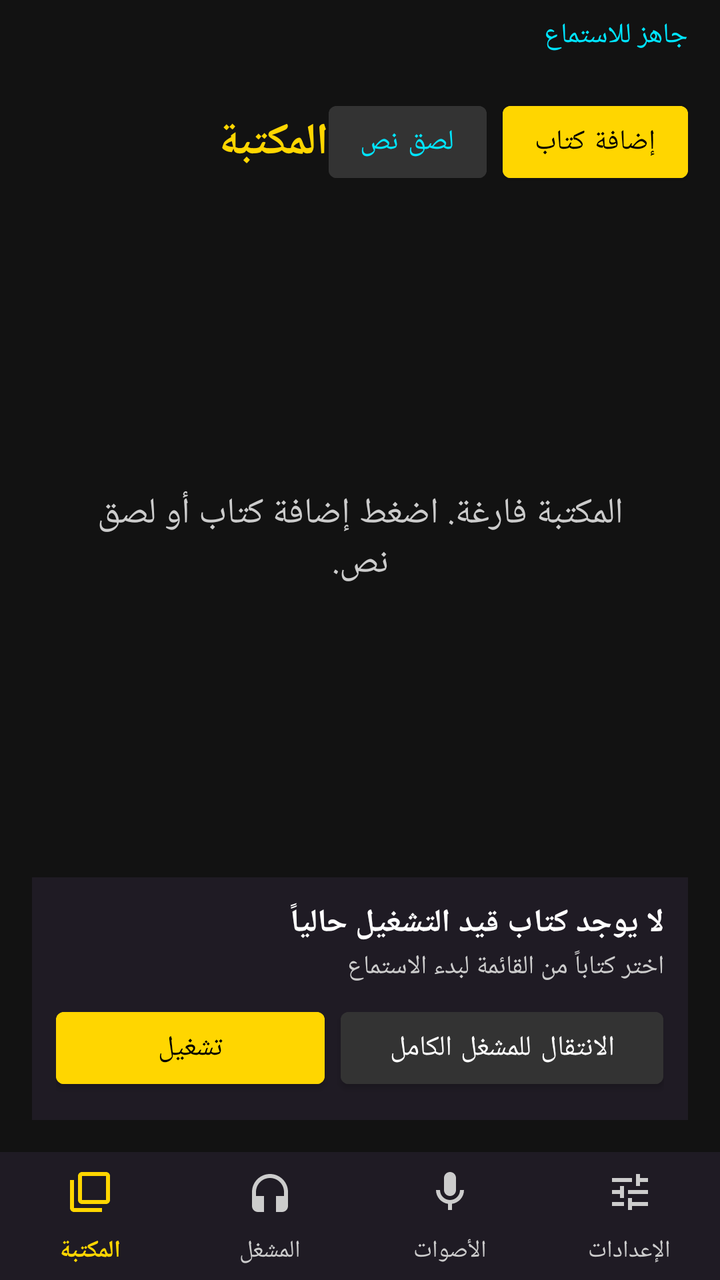
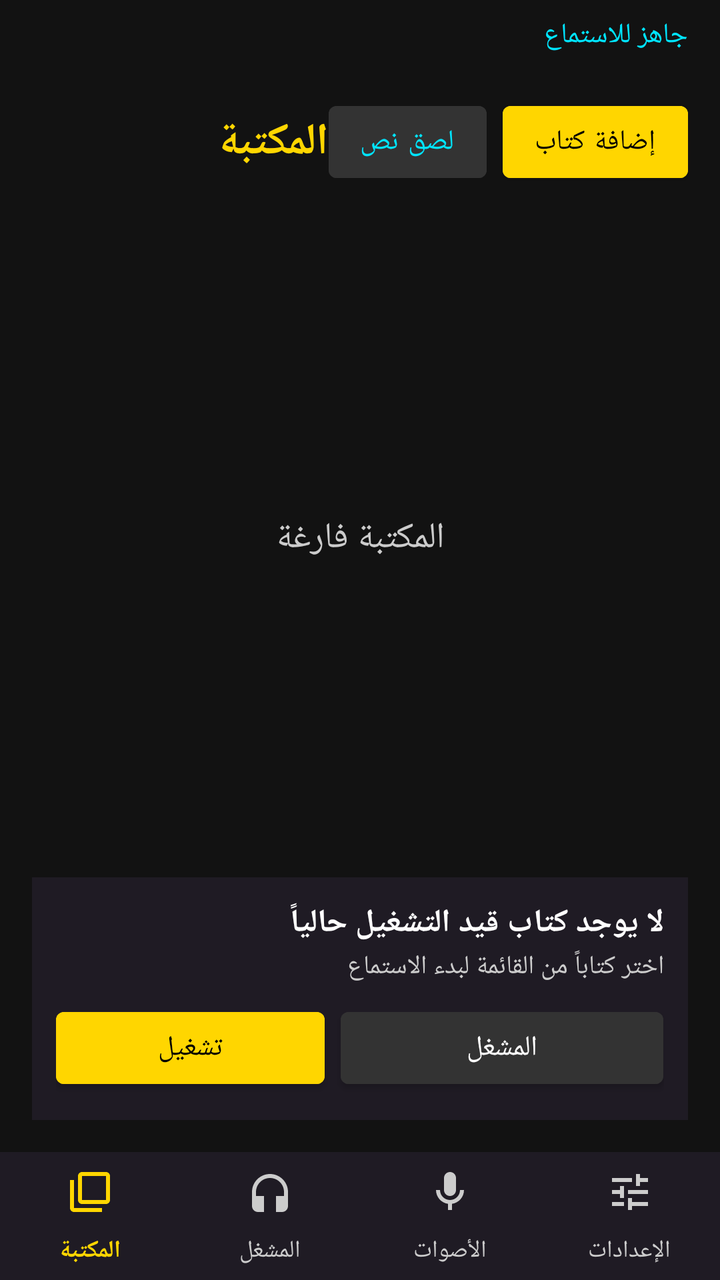

Screens rendered from an Android XML layout before and after an edit, with the pre-edit source and the edit as a unified diff.
<!-- AndroidManifest.xml: activity theme Theme.GeminiAudiobook -->
<!-- res/layout/activity_main.xml -->
<?xml version="1.0" encoding="utf-8"?>
<androidx.constraintlayout.widget.ConstraintLayout xmlns:android="http://schemas.android.com/apk/res/android"
    xmlns:app="http://schemas.android.com/apk/res-auto"
    android:id="@+id/rootLayout"
    android:layout_width="match_parent"
    android:layout_height="match_parent"
    android:background="@color/bg_dark">

    
    <TextView
        android:id="@+id/textStatusLiveRegion"
        android:layout_width="match_parent"
        android:layout_height="wrap_content"
        android:accessibilityLiveRegion="polite"
        android:text="@string/status_ready"
        android:textColor="@color/accent_control"
        android:textSize="14sp"
        android:paddingStart="16dp"
        android:paddingEnd="16dp"
        android:paddingTop="8dp"
        android:paddingBottom="4dp"
        app:layout_constraintTop_toTopOf="parent" />

    
    <FrameLayout
        android:id="@+id/tabContainer"
        android:layout_width="match_parent"
        android:layout_height="0dp"
        app:layout_constraintTop_toBottomOf="@id/textStatusLiveRegion"
        app:layout_constraintBottom_toTopOf="@id/bottomNav">

        
        <androidx.constraintlayout.widget.ConstraintLayout
            android:id="@+id/layoutTabLibrary"
            android:layout_width="match_parent"
            android:layout_height="match_parent"
            android:padding="16dp"
            android:visibility="visible">

            
            <LinearLayout
                android:id="@+id/libraryHeaderLayout"
                android:layout_width="match_parent"
                android:layout_height="wrap_content"
                android:orientation="horizontal"
                android:gravity="center_vertical"
                app:layout_constraintTop_toTopOf="parent">

                <TextView
                    android:id="@+id/appTitle"
                    android:layout_width="0dp"
                    android:layout_height="wrap_content"
                    android:layout_weight="1"
                    android:text="@string/title_my_books"
                    android:textColor="@color/primary_accessible"
                    android:textSize="22sp"
                    android:textStyle="bold" />

                <Button
                    android:id="@+id/btnPasteText"
                    android:layout_width="wrap_content"
                    android:layout_height="wrap_content"
                    android:minHeight="48dp"
                    android:minWidth="48dp"
                    android:layout_marginEnd="8dp"
                    android:text="@string/action_paste_text"
                    android:contentDescription="@string/action_paste_text"
                    android:textColor="@color/accent_control"
                    android:backgroundTint="@color/divider_color" />

                <Button
                    android:id="@+id/btnAddBook"
                    android:layout_width="wrap_content"
                    android:layout_height="wrap_content"
                    android:minHeight="48dp"
                    android:minWidth="48dp"
                    android:text="@string/action_add_book"
                    android:contentDescription="@string/action_add_book"
                    android:textColor="@color/on_primary"
                    android:backgroundTint="@color/primary_accessible" />

            </LinearLayout>

            
            <ListView
                android:id="@+id/listViewBooks"
                android:layout_width="match_parent"
                android:layout_height="0dp"
                android:layout_marginTop="12dp"
                android:layout_marginBottom="8dp"
                android:divider="@color/divider_color"
                android:dividerHeight="1dp"
                app:layout_constraintTop_toBottomOf="@id/libraryHeaderLayout"
                app:layout_constraintBottom_toTopOf="@id/miniPlayerLayout" />

            
            <TextView
                android:id="@+id/textEmptyBooks"
                android:layout_width="match_parent"
                android:layout_height="wrap_content"
                android:gravity="center"
                android:padding="24dp"
                android:text="@string/label_no_books"
                android:textColor="@color/text_secondary"
                android:textSize="18sp"
                app:layout_constraintTop_toTopOf="@id/listViewBooks"
                app:layout_constraintBottom_toBottomOf="@id/listViewBooks" />

            
            <LinearLayout
                android:id="@+id/miniPlayerLayout"
                android:layout_width="match_parent"
                android:layout_height="wrap_content"
                android:orientation="vertical"
                android:background="@color/surface_dark"
                android:padding="12dp"
                app:layout_constraintBottom_toBottomOf="parent">

                <TextView
                    android:id="@+id/textNowPlayingTitle"
                    android:layout_width="match_parent"
                    android:layout_height="wrap_content"
                    android:text="لا يوجد كتاب قيد التشغيل حالياً"
                    android:textColor="@color/text_high_contrast"
                    android:textSize="16sp"
                    android:textStyle="bold" />

                <TextView
                    android:id="@+id/textNowPlayingChapter"
                    android:layout_width="match_parent"
                    android:layout_height="wrap_content"
                    android:layout_marginTop="2dp"
                    android:text="اختر كتاباً من القائمة لبدء الاستماع"
                    android:textColor="@color/text_secondary"
                    android:textSize="13sp" />

                <LinearLayout
                    android:layout_width="match_parent"
                    android:layout_height="wrap_content"
                    android:orientation="horizontal"
                    android:layout_marginTop="8dp">

                    <Button
                        android:id="@+id/btnPlayPauseMini"
                        android:layout_width="0dp"
                        android:layout_height="wrap_content"
                        android:layout_weight="1"
                        android:minHeight="48dp"
                        android:text="@string/action_play"
                        android:contentDescription="@string/action_play"
                        android:textColor="@color/on_primary"
                        android:backgroundTint="@color/primary_accessible" />

                    <Button
                        android:id="@+id/btnOpenFullPlayer"
                        android:layout_width="0dp"
                        android:layout_height="wrap_content"
                        android:layout_weight="1.2"
                        android:minHeight="48dp"
                        android:layout_marginStart="8dp"
                        android:text="@string/btn_open_full_player"
                        android:contentDescription="@string/btn_open_full_player"
                        android:textColor="@color/text_high_contrast"
                        android:backgroundTint="@color/divider_color" />

                </LinearLayout>

            </LinearLayout>

        </androidx.constraintlayout.widget.ConstraintLayout>

        
        <ScrollView
            android:id="@+id/layoutTabPlayer"
            android:layout_width="match_parent"
            android:layout_height="match_parent"
            android:padding="20dp"
            android:visibility="gone">

            <LinearLayout
                android:layout_width="match_parent"
                android:layout_height="wrap_content"
                android:orientation="vertical"
                android:gravity="center_horizontal">

                <TextView
                    android:layout_width="match_parent"
                    android:layout_height="wrap_content"
                    android:text="مشغل الكتب الصوتية"
                    android:textColor="@color/primary_accessible"
                    android:textSize="22sp"
                    android:textStyle="bold" />

                
                <LinearLayout
                    android:layout_width="match_parent"
                    android:layout_height="wrap_content"
                    android:orientation="vertical"
                    android:background="@color/surface_dark"
                    android:padding="20dp"
                    android:layout_marginTop="16dp">

                    <TextView
                        android:id="@+id/textPlayerBookTitle"
                        android:layout_width="match_parent"
                        android:layout_height="wrap_content"
                        android:text="لم يتم تحديد كتاب"
                        android:textColor="@color/text_high_contrast"
                        android:textSize="20sp"
                        android:textStyle="bold" />

                    <TextView
                        android:id="@+id/textPlayerChapterTitle"
                        android:layout_width="match_parent"
                        android:layout_height="wrap_content"
                        android:layout_marginTop="8dp"
                        android:text="اختر كتاباً من تبويب المكتبة"
                        android:textColor="@color/accent_control"
                        android:textSize="16sp" />

                    <TextView
                        android:id="@+id/textPlayerProgress"
                        android:layout_width="match_parent"
                        android:layout_height="wrap_content"
                        android:layout_marginTop="12dp"
                        android:text="00:00 / 00:00"
                        android:textColor="@color/text_secondary"
                        android:textSize="14sp" />

                </LinearLayout>

                
                <LinearLayout
                    android:layout_width="match_parent"
                    android:layout_height="wrap_content"
                    android:orientation="horizontal"
                    android:gravity="center"
                    android:layout_marginTop="24dp">

                    <Button
                        android:id="@+id/btnPrevChapter"
                        android:layout_width="0dp"
                        android:layout_height="wrap_content"
                        android:layout_weight="1"
                        android:minHeight="52dp"
                        android:text="السابق"
                        android:contentDescription="@string/action_prev_chapter"
                        android:textColor="@color/text_high_contrast"
                        android:backgroundTint="@color/divider_color" />

                    <Button
                        android:id="@+id/btnRewind"
                        android:layout_width="0dp"
                        android:layout_height="wrap_content"
                        android:layout_weight="1"
                        android:minHeight="52dp"
                        android:layout_marginStart="6dp"
                        android:text="-15ث"
                        android:contentDescription="@string/action_rewind"
                        android:textColor="@color/text_high_contrast"
                        android:backgroundTint="@color/divider_color" />

                    <Button
                        android:id="@+id/btnPlayPause"
                        android:layout_width="0dp"
                        android:layout_height="wrap_content"
                        android:layout_weight="1.5"
                        android:minHeight="60dp"
                        android:layout_marginStart="6dp"
                        android:text="@string/action_play"
                        android:contentDescription="@string/action_play"
                        android:textStyle="bold"
                        android:textSize="18sp"
                        android:textColor="@color/on_primary"
                        android:backgroundTint="@color/primary_accessible" />

                    <Button
                        android:id="@+id/btnFastForward"
                        android:layout_width="0dp"
                        android:layout_height="wrap_content"
                        android:layout_weight="1"
                        android:minHeight="52dp"
                        android:layout_marginStart="6dp"
                        android:text="+30ث"
                        android:contentDescription="@string/action_fast_forward"
                        android:textColor="@color/text_high_contrast"
                        android:backgroundTint="@color/divider_color" />

                    <Button
                        android:id="@+id/btnNextChapter"
                        android:layout_width="0dp"
                        android:layout_height="wrap_content"
                        android:layout_weight="1"
                        android:minHeight="52dp"
                        android:layout_marginStart="6dp"
                        android:text="التالي"
                        android:contentDescription="@string/action_next_chapter"
                        android:textColor="@color/text_high_contrast"
                        android:backgroundTint="@color/divider_color" />

                </LinearLayout>

                
                <Button
                    android:id="@+id/btnSpeed"
                    android:layout_width="match_parent"
                    android:layout_height="wrap_content"
                    android:minHeight="48dp"
                    android:layout_marginTop="20dp"
                    android:text="@string/action_speed"
                    android:contentDescription="تغيير سرعة القراءة الصوتية"
                    android:textColor="@color/accent_control"
                    android:backgroundTint="@color/surface_dark" />

            </LinearLayout>

        </ScrollView>

        
        <ScrollView
            android:id="@+id/layoutTabStudio"
            android:layout_width="match_parent"
            android:layout_height="match_parent"
            android:padding="20dp"
            android:visibility="gone">

            <LinearLayout
                android:layout_width="match_parent"
                android:layout_height="wrap_content"
                android:orientation="vertical">

                <TextView
                    android:layout_width="match_parent"
                    android:layout_height="wrap_content"
                    android:text="@string/title_studio"
                    android:textColor="@color/primary_accessible"
                    android:textSize="22sp"
                    android:textStyle="bold" />

                
                <TextView
                    android:layout_width="match_parent"
                    android:layout_height="wrap_content"
                    android:layout_marginTop="20dp"
                    android:text="@string/label_narrator_voice"
                    android:textColor="@color/text_high_contrast"
                    android:textSize="16sp"
                    android:textStyle="bold" />

                <Button
                    android:id="@+id/btnSelectNarratorVoice"
                    android:layout_width="match_parent"
                    android:layout_height="wrap_content"
                    android:minHeight="52dp"
                    android:layout_marginTop="6dp"
                    android:text="صوت الراوي: شارون (Charon)"
                    android:contentDescription="زر اختيار صوت الراوي الأساسي"
                    android:textColor="@color/text_high_contrast"
                    android:backgroundTint="@color/surface_dark" />

                
                <TextView
                    android:layout_width="match_parent"
                    android:layout_height="wrap_content"
                    android:layout_marginTop="20dp"
                    android:text="@string/label_voice_style"
                    android:textColor="@color/text_high_contrast"
                    android:textSize="16sp"
                    android:textStyle="bold" />

                <Button
                    android:id="@+id/btnSelectVoiceStyle"
                    android:layout_width="match_parent"
                    android:layout_height="wrap_content"
                    android:minHeight="52dp"
                    android:layout_marginTop="6dp"
                    android:text="النمط: طبيعي ومتوازن (افتراضي)"
                    android:contentDescription="زر اختيار نمط الإلقاء الصوتي"
                    android:textColor="@color/text_high_contrast"
                    android:backgroundTint="@color/surface_dark" />

                
                <TextView
                    android:layout_width="match_parent"
                    android:layout_height="wrap_content"
                    android:layout_marginTop="24dp"
                    android:text="@string/label_multi_speaker"
                    android:textColor="@color/text_high_contrast"
                    android:textSize="16sp"
                    android:textStyle="bold" />

                <Button
                    android:id="@+id/btnToggleMultiSpeaker"
                    android:layout_width="match_parent"
                    android:layout_height="wrap_content"
                    android:minHeight="52dp"
                    android:layout_marginTop="8dp"
                    android:text="الحوار متعدد الرواة: معطل"
                    android:contentDescription="تبديل حالة الحوار متعدد الرواة"
                    android:textColor="@color/accent_control"
                    android:backgroundTint="@color/surface_dark" />

                <Button
                    android:id="@+id/btnSelectCharacterVoice"
                    android:layout_width="match_parent"
                    android:layout_height="wrap_content"
                    android:minHeight="52dp"
                    android:layout_marginTop="8dp"
                    android:visibility="gone"
                    android:text="صوت الشخصيات: كوري (Kore)"
                    android:contentDescription="زر اختيار صوت شخصيات الحوار"
                    android:textColor="@color/text_high_contrast"
                    android:backgroundTint="@color/surface_dark" />

                
                <Button
                    android:id="@+id/btnTestVoiceAudition"
                    android:layout_width="match_parent"
                    android:layout_height="wrap_content"
                    android:minHeight="52dp"
                    android:layout_marginTop="24dp"
                    android:text="@string/btn_test_voice_audition"
                    android:contentDescription="@string/btn_test_voice_audition"
                    android:textColor="@color/on_primary"
                    android:backgroundTint="@color/primary_accessible" />

                <Button
                    android:id="@+id/btnCreateCustomVoice"
                    android:layout_width="match_parent"
                    android:layout_height="wrap_content"
                    android:minHeight="52dp"
                    android:layout_marginTop="12dp"
                    android:text="@string/btn_create_custom_voice"
                    android:contentDescription="@string/btn_create_custom_voice"
                    android:textColor="@color/accent_control"
                    android:backgroundTint="@color/surface_dark" />

                <Button
                    android:id="@+id/btnSyncCustomVoices"
                    android:layout_width="match_parent"
                    android:layout_height="wrap_content"
                    android:minHeight="52dp"
                    android:layout_marginTop="12dp"
                    android:text="@string/btn_sync_custom_voices"
                    android:contentDescription="@string/btn_sync_custom_voices"
                    android:textColor="@color/text_high_contrast"
                    android:backgroundTint="@color/divider_color" />

            </LinearLayout>

        </ScrollView>

        
        <ScrollView
            android:id="@+id/layoutTabSettings"
            android:layout_width="match_parent"
            android:layout_height="match_parent"
            android:padding="20dp"
            android:visibility="gone">

            <LinearLayout
                android:layout_width="match_parent"
                android:layout_height="wrap_content"
                android:orientation="vertical">

                <TextView
                    android:layout_width="match_parent"
                    android:layout_height="wrap_content"
                    android:text="@string/title_settings_full"
                    android:textColor="@color/primary_accessible"
                    android:textSize="22sp"
                    android:textStyle="bold" />

                
                <LinearLayout
                    android:layout_width="match_parent"
                    android:layout_height="wrap_content"
                    android:orientation="vertical"
                    android:background="@color/surface_dark"
                    android:padding="16dp"
                    android:layout_marginTop="16dp">

                    <TextView
                        android:layout_width="match_parent"
                        android:layout_height="wrap_content"
                        android:text="@string/label_api_key_status"
                        android:textColor="@color/text_high_contrast"
                        android:textSize="16sp"
                        android:textStyle="bold" />

                    <TextView
                        android:id="@+id/textApiKeyStatus"
                        android:layout_width="match_parent"
                        android:layout_height="wrap_content"
                        android:layout_marginTop="4dp"
                        android:text="جاري التحقق من المفتاح..."
                        android:textColor="@color/text_secondary"
                        android:textSize="14sp" />

                    <Button
                        android:id="@+id/btnEditApiKey"
                        android:layout_width="match_parent"
                        android:layout_height="wrap_content"
                        android:minHeight="48dp"
                        android:layout_marginTop="12dp"
                        android:text="@string/btn_update_api_key"
                        android:contentDescription="@string/btn_update_api_key"
                        android:textColor="@color/on_primary"
                        android:backgroundTint="@color/primary_accessible" />

                    <Button
                        android:id="@+id/btnTestApiKey"
                        android:layout_width="match_parent"
                        android:layout_height="wrap_content"
                        android:minHeight="48dp"
                        android:layout_marginTop="8dp"
                        android:text="@string/btn_test_api_connection"
                        android:contentDescription="@string/btn_test_api_connection"
                        android:textColor="@color/accent_control"
                        android:backgroundTint="@color/divider_color" />

                </LinearLayout>

                
                <LinearLayout
                    android:layout_width="match_parent"
                    android:layout_height="wrap_content"
                    android:orientation="vertical"
                    android:background="@color/surface_dark"
                    android:padding="16dp"
                    android:layout_marginTop="16dp">

                    <TextView
                        android:layout_width="match_parent"
                        android:layout_height="wrap_content"
                        android:text="@string/label_model_selection"
                        android:textColor="@color/text_high_contrast"
                        android:textSize="16sp"
                        android:textStyle="bold" />

                    <Button
                        android:id="@+id/btnSelectModel"
                        android:layout_width="match_parent"
                        android:layout_height="wrap_content"
                        android:minHeight="48dp"
                        android:layout_marginTop="8dp"
                        android:text="النموذج: gemini-3.8-flash-tts"
                        android:contentDescription="زر اختيار نموذج الذكاء الاصطناعي"
                        android:textColor="@color/text_high_contrast"
                        android:backgroundTint="@color/divider_color" />

                </LinearLayout>

                
                <LinearLayout
                    android:layout_width="match_parent"
                    android:layout_height="wrap_content"
                    android:orientation="vertical"
                    android:background="@color/surface_dark"
                    android:padding="16dp"
                    android:layout_marginTop="16dp">

                    <TextView
                        android:layout_width="match_parent"
                        android:layout_height="wrap_content"
                        android:text="تحديثات التطبيق"
                        android:textColor="@color/text_high_contrast"
                        android:textSize="16sp"
                        android:textStyle="bold" />

                    <TextView
                        android:id="@+id/textAppVersion"
                        android:layout_width="match_parent"
                        android:layout_height="wrap_content"
                        android:layout_marginTop="6dp"
                        android:text="الإصدار الحالي: 1.1.7"
                        android:textColor="@color/text_secondary"
                        android:textSize="14sp" />

                    <Button
                        android:id="@+id/btnCheckAppUpdate"
                        android:layout_width="match_parent"
                        android:layout_height="wrap_content"
                        android:minHeight="48dp"
                        android:layout_marginTop="12dp"
                        android:text="فحص التحديثات"
                        android:contentDescription="زر فحص وجود تحديث جديد للتطبيق وتثبيته تلقائياً"
                        android:textColor="@color/on_primary"
                        android:backgroundTint="@color/primary_accessible" />

                </LinearLayout>

            </LinearLayout>

        </ScrollView>

    </FrameLayout>

    
    <com.google.android.material.bottomnavigation.BottomNavigationView
        android:id="@+id/bottomNav"
        android:layout_width="match_parent"
        android:layout_height="64dp"
        android:background="@color/surface_dark"
        app:itemIconTint="@color/nav_item_color"
        app:itemTextColor="@color/nav_item_color"
        app:menu="@menu/bottom_nav_menu"
        app:labelVisibilityMode="labeled"
        app:layout_constraintBottom_toBottomOf="parent" />

</androidx.constraintlayout.widget.ConstraintLayout>
<!-- resources referenced by this layout -->
<resources>
  <color name="accent_control">#00E5FF</color>
  <color name="bg_dark">#121212</color>
  <color name="divider_color">#333333</color>
  <color name="on_primary">#000000</color>
  <color name="primary_accessible">#FFD600</color>
  <color name="surface_dark">#1F1B24</color>
  <color name="text_high_contrast">#FFFFFF</color>
  <color name="text_secondary">#CCCCCC</color>
  <string name="action_add_book">إضافة كتاب</string>
  <string name="action_fast_forward">تقديم 30 ثانية</string>
  <string name="action_next_chapter">الفصل التالي</string>
  <string name="action_paste_text">لصق نص</string>
  <string name="action_play">تشغيل</string>
  <string name="action_prev_chapter">الفصل السابق</string>
  <string name="action_rewind">إرجاع 15 ثانية</string>
  <string name="action_speed">السرعة: 1.0x</string>
  <string name="btn_create_custom_voice">تصميم صوت بالذكاء الاصطناعي</string>
  <string name="btn_open_full_player">الانتقال للمشغل الكامل</string>
  <string name="btn_sync_custom_voices">مزامنة الأصوات المصممة</string>
  <string name="btn_test_api_connection">فحص الاتصال</string>
  <string name="btn_test_voice_audition">تجربة ومعاينة الصوت الحالي</string>
  <string name="btn_update_api_key">تعديل المفتاح</string>
  <string name="label_api_key_status">مفتاح Gemini API</string>
  <string name="label_model_selection">نموذج الذكاء الاصطناعي</string>
  <string name="label_multi_speaker">الحوار متعدد الأصوات</string>
  <string name="label_narrator_voice">صوت الراوي الأساسي</string>
  <string name="label_no_books">المكتبة فارغة. اضغط إضافة كتاب أو لصق نص.</string>
  <string name="label_voice_style">نمط الإلقاء</string>
  <string name="status_ready">جاهز للاستماع</string>
  <string name="title_my_books">المكتبة</string>
  <string name="title_settings_full">الإعدادات</string>
  <string name="title_studio">استوديو الأصوات</string>
  <style name="Theme.GeminiAudiobook" parent="Theme.MaterialComponents.DayNight.NoActionBar">
          <item name="colorPrimary">@color/primary_accessible</item>
          <item name="colorPrimaryVariant">@color/primary_variant</item>
          <item name="colorOnPrimary">@color/on_primary</item>
          <item name="android:colorBackground">@color/bg_dark</item>
          <item name="colorSurface">@color/surface_dark</item>
          <item name="android:textColorPrimary">@color/text_high_contrast</item>
          <item name="android:textColorSecondary">@color/text_secondary</item>
          <item name="android:windowBackground">@color/bg_dark</item>
      </style>
  <color name="primary_variant">#FFAB00</color>
</resources>

<!-- the commit's change to res/layout/activity_main.xml (unified diff, before → after) -->
@@ -186,7 +186,7 @@
                 <TextView
                     android:layout_width="match_parent"
                     android:layout_height="wrap_content"
-                    android:text="مشغل الكتب الصوتية"
+                    android:text="@string/nav_player"
                     android:textColor="@color/primary_accessible"
                     android:textSize="22sp"
                     android:textStyle="bold" />
@@ -204,7 +204,7 @@
                         android:id="@+id/textPlayerBookTitle"
                         android:layout_width="match_parent"
                         android:layout_height="wrap_content"
-                        android:text="لم يتم تحديد كتاب"
+                        android:text="لا يوجد كتاب"
                         android:textColor="@color/text_high_contrast"
                         android:textSize="20sp"
                         android:textStyle="bold" />
@@ -214,7 +214,7 @@
                         android:layout_width="match_parent"
                         android:layout_height="wrap_content"
                         android:layout_marginTop="8dp"
-                        android:text="اختر كتاباً من تبويب المكتبة"
+                        android:text="اختر كتاباً من المكتبة"
                         android:textColor="@color/accent_control"
                         android:textSize="16sp" />
 
@@ -563,7 +563,7 @@
                     <TextView
                         android:layout_width="match_parent"
                         android:layout_height="wrap_content"
-                        android:text="تحديثات التطبيق"
+                        android:text="التحديثات"
                         android:textColor="@color/text_high_contrast"
                         android:textSize="16sp"
                         android:textStyle="bold" />
@@ -573,7 +573,7 @@
                         android:layout_width="match_parent"
                         android:layout_height="wrap_content"
                         android:layout_marginTop="6dp"
-                        android:text="الإصدار الحالي: 1.1.7"
+                        android:text="الإصدار: 1.1.8"
                         android:textColor="@color/text_secondary"
                         android:textSize="14sp" />
 
<!-- resource entries referenced after the edit -->
@@ -10,28 +10,29 @@
   <color name="text_secondary">#CCCCCC</color>
   <string name="action_add_book">إضافة كتاب</string>
   <string name="action_fast_forward">تقديم 30 ثانية</string>
-  <string name="action_next_chapter">الفصل التالي</string>
+  <string name="action_next_chapter">التالي</string>
   <string name="action_paste_text">لصق نص</string>
   <string name="action_play">تشغيل</string>
-  <string name="action_prev_chapter">الفصل السابق</string>
+  <string name="action_prev_chapter">السابق</string>
   <string name="action_rewind">إرجاع 15 ثانية</string>
   <string name="action_speed">السرعة: 1.0x</string>
-  <string name="btn_create_custom_voice">تصميم صوت بالذكاء الاصطناعي</string>
-  <string name="btn_open_full_player">الانتقال للمشغل الكامل</string>
-  <string name="btn_sync_custom_voices">مزامنة الأصوات المصممة</string>
+  <string name="btn_create_custom_voice">تصميم صوت جديد</string>
+  <string name="btn_open_full_player">المشغل</string>
+  <string name="btn_sync_custom_voices">مزامنة الأصوات</string>
   <string name="btn_test_api_connection">فحص الاتصال</string>
-  <string name="btn_test_voice_audition">تجربة ومعاينة الصوت الحالي</string>
+  <string name="btn_test_voice_audition">معاينة الصوت</string>
   <string name="btn_update_api_key">تعديل المفتاح</string>
-  <string name="label_api_key_status">مفتاح Gemini API</string>
-  <string name="label_model_selection">نموذج الذكاء الاصطناعي</string>
-  <string name="label_multi_speaker">الحوار متعدد الأصوات</string>
-  <string name="label_narrator_voice">صوت الراوي الأساسي</string>
-  <string name="label_no_books">المكتبة فارغة. اضغط إضافة كتاب أو لصق نص.</string>
+  <string name="label_api_key_status">مفتاح API</string>
+  <string name="label_model_selection">النموذج</string>
+  <string name="label_multi_speaker">الحوار المتعدد</string>
+  <string name="label_narrator_voice">صوت الراوي</string>
+  <string name="label_no_books">المكتبة فارغة</string>
   <string name="label_voice_style">نمط الإلقاء</string>
+  <string name="nav_player">المشغل</string>
   <string name="status_ready">جاهز للاستماع</string>
   <string name="title_my_books">المكتبة</string>
   <string name="title_settings_full">الإعدادات</string>
-  <string name="title_studio">استوديو الأصوات</string>
+  <string name="title_studio">الأصوات</string>
   <style name="Theme.GeminiAudiobook" parent="Theme.MaterialComponents.DayNight.NoActionBar">
           <item name="colorPrimary">@color/primary_accessible</item>
           <item name="colorPrimaryVariant">@color/primary_variant</item>
